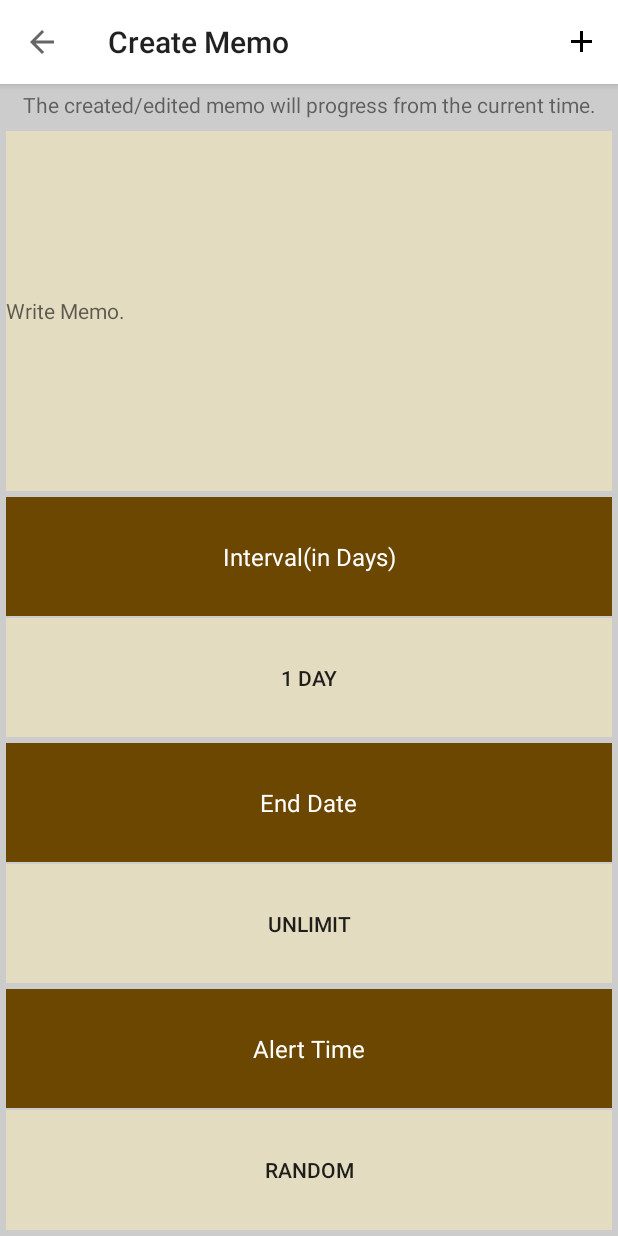
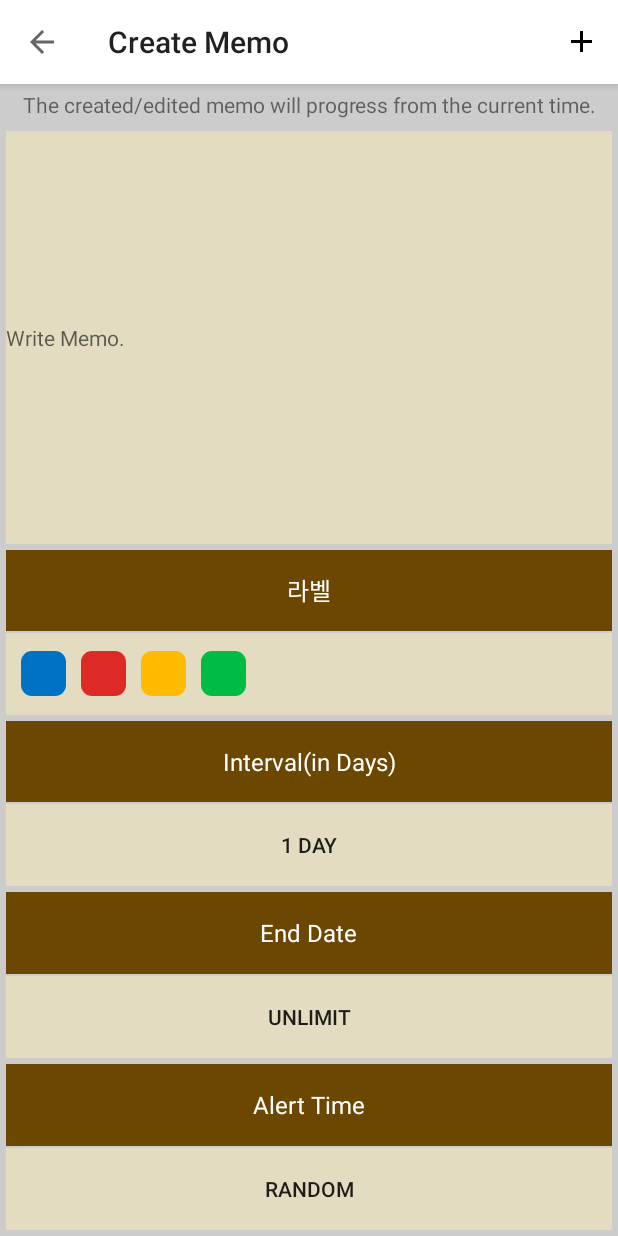
Before and after one commit to GDmail91/Memorizer, an Android app: the MemoCreate screen opened directly, with no data from a screen before it, on a phone screen of 412 x 824 dp. Run offline under Robolectric (Android 15) with nearby library versions, the phone set to English and light mode, and no system bars.

Commit message:
Add color labels

```diff
--- /dev/null
+++ b/app/src/main/res/drawable/color_selector.xml
@@ -0,0 +1,26 @@
+<?xml version="1.0" encoding="utf-8"?>
+<selector xmlns:android="http://schemas.android.com/apk/res/android">
+    <item android:state_checked="true">
+        <shape android:shape="rectangle">
+            <stroke android:color="@color/memoPadAccent"
+                android:width="3dp"/>
+            <corners android:radius="7dp"/>
+            <padding android:top="5dp"
+                android:bottom="5dp"
+                android:left="5dp"
+                android:right="5dp"/>
+            <solid android:color="@color/blue" />
+        </shape>
+    </item>
+    <item android:state_checked="false">
+        <shape android:shape="rectangle">
+            <stroke android:color="@color/colorPrimaryTrans"/>
+            <corners android:radius="7dp"/>
+            <padding android:top="5dp"
+                android:bottom="5dp"
+                android:left="5dp"
+                android:right="5dp"/>
+            <solid android:color="@color/blue" />
+        </shape>
+    </item>
+</selector>
--- /dev/null
+++ b/app/src/main/res/drawable/color_selector_blue.xml
@@ -0,0 +1,26 @@
+<?xml version="1.0" encoding="utf-8"?>
+<selector xmlns:android="http://schemas.android.com/apk/res/android">
+    <item android:state_checked="true">
+        <shape android:shape="rectangle">
+            <stroke android:color="@color/memoPadAccent"
+                android:width="3dp"/>
+            <corners android:radius="7dp"/>
+            <padding android:top="5dp"
+                android:bottom="5dp"
+                android:left="5dp"
+                android:right="5dp"/>
+            <solid android:color="@color/blue" />
+        </shape>
+    </item>
+    <item android:state_checked="false">
+        <shape android:shape="rectangle">
+            <stroke android:color="@color/colorPrimaryTrans"/>
+            <corners android:radius="7dp"/>
+            <padding android:top="5dp"
+                android:bottom="5dp"
+                android:left="5dp"
+                android:right="5dp"/>
+            <solid android:color="@color/blue" />
+        </shape>
+    </item>
+</selector>
--- /dev/null
+++ b/app/src/main/res/drawable/color_selector_green.xml
@@ -0,0 +1,26 @@
+<?xml version="1.0" encoding="utf-8"?>
+<selector xmlns:android="http://schemas.android.com/apk/res/android">
+    <item android:state_checked="true">
+        <shape android:shape="rectangle">
+            <stroke android:color="@color/memoPadAccent"
+                android:width="3dp"/>
+            <corners android:radius="7dp"/>
+            <padding android:top="5dp"
+                android:bottom="5dp"
+                android:left="5dp"
+                android:right="5dp"/>
+            <solid android:color="@color/green" />
+        </shape>
+    </item>
+    <item android:state_checked="false">
+        <shape android:shape="rectangle">
+            <stroke android:color="@color/colorPrimaryTrans"/>
+            <corners android:radius="7dp"/>
+            <padding android:top="5dp"
+                android:bottom="5dp"
+                android:left="5dp"
+                android:right="5dp"/>
+            <solid android:color="@color/green" />
+        </shape>
+    </item>
+</selector>
--- /dev/null
+++ b/app/src/main/res/drawable/color_selector_orange.xml
@@ -0,0 +1,26 @@
+<?xml version="1.0" encoding="utf-8"?>
+<selector xmlns:android="http://schemas.android.com/apk/res/android">
+    <item android:state_checked="true">
+        <shape android:shape="rectangle">
+            <stroke android:color="@color/memoPadAccent"
+                android:width="3dp"/>
+            <corners android:radius="7dp"/>
+            <padding android:top="5dp"
+                android:bottom="5dp"
+                android:left="5dp"
+                android:right="5dp"/>
+            <solid android:color="@color/orange" />
+        </shape>
+    </item>
+    <item android:state_checked="false">
+        <shape android:shape="rectangle">
+            <stroke android:color="@color/colorPrimaryTrans"/>
+            <corners android:radius="7dp"/>
+            <padding android:top="5dp"
+                android:bottom="5dp"
+                android:left="5dp"
+                android:right="5dp"/>
+            <solid android:color="@color/orange" />
+        </shape>
+    </item>
+</selector>
--- /dev/null
+++ b/app/src/main/res/drawable/color_selector_red.xml
@@ -0,0 +1,26 @@
+<?xml version="1.0" encoding="utf-8"?>
+<selector xmlns:android="http://schemas.android.com/apk/res/android">
+    <item android:state_checked="true">
+        <shape android:shape="rectangle">
+            <stroke android:color="@color/memoPadAccent"
+                android:width="3dp"/>
+            <corners android:radius="7dp"/>
+            <padding android:top="5dp"
+                android:bottom="5dp"
+                android:left="5dp"
+                android:right="5dp"/>
+            <solid android:color="@color/red" />
+        </shape>
+    </item>
+    <item android:state_checked="false">
+        <shape android:shape="rectangle">
+            <stroke android:color="@color/colorPrimaryTrans"/>
+            <corners android:radius="7dp"/>
+            <padding android:top="5dp"
+                android:bottom="5dp"
+                android:left="5dp"
+                android:right="5dp"/>
+            <solid android:color="@color/red" />
+        </shape>
+    </item>
+</selector>
--- /dev/null
+++ b/app/src/main/res/drawable/label_border.xml
@@ -0,0 +1,9 @@
+<?xml version="1.0" encoding="utf-8"?>
+<selector xmlns:android="http://schemas.android.com/apk/res/android">
+    <item>
+        <shape android:shape="rectangle">
+            <corners android:radius="7dp"/>
+            <solid android:color="@color/blue" />
+        </shape>
+    </item>
+</selector>
--- a/app/src/main/res/layout/create_memo.xml
+++ b/app/src/main/res/layout/create_memo.xml
@@ -3,7 +3,7 @@
     xmlns:app="http://schemas.android.com/apk/res-auto"
     android:orientation="vertical" android:layout_width="match_parent"
     android:layout_height="match_parent"
-    android:weightSum="9"
+    android:weightSum="13"
     android:background="@color/colorPrimaryDark">
 
     <android.support.design.widget.AppBarLayout
@@ -31,13 +31,100 @@
     <EditText
         android:layout_width="match_parent"
         android:layout_height="0dp"
-        android:layout_weight="3"
+        android:layout_weight="5"
         android:layout_margin="4dp"
         android:minLines="6"
         android:background="@color/memoPad"
         android:hint="@string/write_memo"
         android:textSize="14dp"
         android:id="@+id/alarm_content" />
+
+    <RelativeLayout
+        android:layout_width="match_parent"
+        android:layout_height="0dp"
+        android:layout_weight="2"
+        android:layout_marginLeft="4dp"
+        android:layout_marginRight="4dp"
+        android:layout_marginBottom="4dp"
+        android:background="@color/memoPadAccent">
+
+        <TextView
+            android:layout_width="match_parent"
+            android:layout_height="wrap_content"
+            android:layout_above="@+id/divider0"
+            android:layout_alignParentTop="true"
+            android:gravity="center"
+            android:text="라벨"
+            android:textSize="16dp"
+            android:textColor="@color/colorPrimary" />
+
+        <LinearLayout
+            android:layout_width="match_parent"
+            android:layout_height="1dp"
+            android:layout_centerVertical="true"
+            android:background="@color/colorPrimaryDark"
+            android:orientation="horizontal"
+            android:id="@+id/divider0"/>
+
+        <LinearLayout
+            android:layout_width="match_parent"
+            android:layout_height="wrap_content"
+            android:layout_below="@+id/divider0"
+            android:layout_alignParentBottom="true"
+            android:background="@color/memoPad">
+
+            <ToggleButton
+                android:layout_width="30dp"
+                android:layout_height="30dp"
+                android:layout_marginStart="10dp"
+                android:layout_marginLeft="10dp"
+                android:layout_marginEnd="10dp"
+                android:layout_marginRight="10dp"
+                android:layout_gravity="center_vertical"
+                android:background="@drawable/color_selector_blue"
+                android:checked="false"
+                android:textOff=""
+                android:textOn=""
+                style="?android:attr/borderlessButtonStyle"/>
+
+            <ToggleButton
+                android:layout_width="30dp"
+                android:layout_height="30dp"
+                android:layout_marginEnd="10dp"
+                android:layout_marginRight="10dp"
+                android:layout_gravity="center_vertical"
+                android:background="@drawable/color_selector_red"
+                android:checked="false"
+                android:textOff=""
+                android:textOn=""
+                style="?android:attr/borderlessButtonStyle"/>
+
+            <ToggleButton
+                android:layout_width="30dp"
+                android:layout_height="30dp"
+                android:layout_marginEnd="10dp"
+                android:layout_marginRight="10dp"
+                android:layout_gravity="center_vertical"
+                android:background="@drawable/color_selector_orange"
+                android:checked="false"
+                android:textOff=""
+                android:textOn=""
+                style="?android:attr/borderlessButtonStyle"/>
+
+            <ToggleButton
+                android:layout_width="30dp"
+                android:layout_height="30dp"
+                android:layout_marginEnd="10dp"
+                android:layout_marginRight="10dp"
+                android:layout_gravity="center_vertical"
+                android:background="@drawable/color_selector_green"
+                android:checked="false"
+                android:textOff=""
+                android:textOn=""
+                style="?android:attr/borderlessButtonStyle"/>
+
+        </LinearLayout>
+    </RelativeLayout>
 
     <RelativeLayout
         android:layout_width="match_parent"
--- a/app/src/main/res/layout/memo_item_adapter.xml
+++ b/app/src/main/res/layout/memo_item_adapter.xml
@@ -19,18 +19,6 @@
             android:background="@color/memoPadAccent"
             android:id="@+id/memo_header">
 
-            <ImageButton
-                android:layout_width="40dp"
-                android:layout_height="40dp"
-                android:padding="10dp"
-                android:layout_alignParentEnd="true"
-                android:layout_alignParentRight="true"
-                android:layout_alignParentTop="true"
-                android:src="@drawable/setting"
-                style="?android:attr/borderlessButtonStyle"
-                android:scaleType="fitCenter"
-                android:id="@+id/setting_button"/>
-
             <TextView
                 android:layout_width="wrap_content"
                 android:layout_height="40dp"
@@ -45,6 +33,26 @@
                 android:textSize="18sp"
                 android:textColor="@color/colorPrimary"
                 android:id="@+id/memoPad_number"/>
+
+            <ImageView
+                android:layout_width="50dp"
+                android:layout_height="20dp"
+                android:layout_centerVertical="true"
+                android:layout_marginRight="10dp"
+                android:layout_toLeftOf="@+id/setting_button"
+                android:background="@drawable/label_border"/>
+
+            <ImageButton
+                android:layout_width="40dp"
+                android:layout_height="40dp"
+                android:padding="10dp"
+                android:layout_alignParentEnd="true"
+                android:layout_alignParentRight="true"
+                android:layout_alignParentTop="true"
+                android:src="@drawable/setting"
+                style="?android:attr/borderlessButtonStyle"
+                android:scaleType="fitCenter"
+                android:id="@+id/setting_button"/>
 
         </RelativeLayout>
 
--- a/app/src/main/res/values/colors.xml
+++ b/app/src/main/res/values/colors.xml
@@ -10,4 +10,9 @@
     <color name="memoPadFont">#E9AE2B</color>
 
     <color name="black">#000000</color>
+    <color name="blue">#0072C5</color>
+    <color name="red">#DE2A27</color>
+    <color name="orange">#FFBB00</color>
+    <color name="green">#00BB44</color>
+
 </resources>
```
Also changed, not shown: app/src/main/res/drawable/memo_pad_block.xml (indentation only), 1 other file.
